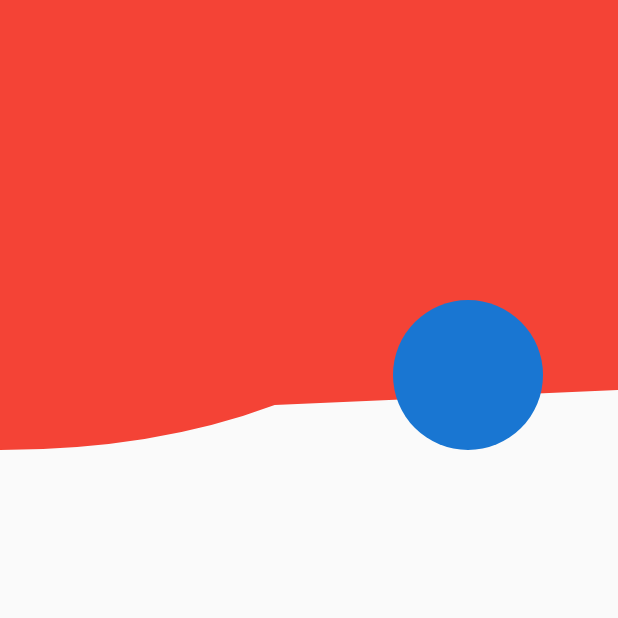
After one commit to alfonsovgs/Food_Flavor, a Flutter app: the DetailPage screen opened directly, on a phone screen of 412 x 824 dp, the top half of it. The commit adds this screen. Run offline on Flutter 3.47's test engine with Material 2 defaults, Android fonts, the phone set to English and light mode, and no system bars.

Commit message:
Add detail page

```diff
--- /dev/null
+++ b/lib/detail_page.dart
@@ -0,0 +1,71 @@
+import 'package:flutter/material.dart';
+
+class DetailPage extends StatelessWidget {
+  @override
+  Widget build(BuildContext context) {
+    return Scaffold(
+      body: Column(
+        crossAxisAlignment: CrossAxisAlignment.start,
+        mainAxisAlignment: MainAxisAlignment.start,
+        children: <Widget>[
+          CustomAppBar(),
+        ],
+      ),
+    );
+  }
+}
+
+class CustomAppBar extends StatelessWidget {
+  @override
+  Widget build(BuildContext context) {
+    return Container(
+      height: 300,
+      child: Stack(
+        children: <Widget>[
+          CustomA(),
+          Padding(
+            padding: EdgeInsets.only(right: 50),
+            child: Align(
+              alignment: Alignment.bottomRight,
+              child: CircleAvatar(maxRadius: 50),
+            ),
+          ),
+        ],
+      ),
+    );
+  }
+}
+
+class CustomA extends StatelessWidget {
+  @override
+  Widget build(BuildContext context) {
+    return ClipPath(
+      child: Container(height: 300, color: Colors.red),
+      clipper: CustomAppBarClipper(),
+    );
+  }
+}
+
+class CustomAppBarClipper extends CustomClipper<Path> {
+  final double offset = 80;
+  @override
+  Path getClip(Size size) {
+    var path = new Path();
+    path.lineTo(0.0, size.height);
+
+    var firstControlPoint = Offset(size.width / 4, size.height);
+    var firstEndPoint = Offset(size.width / 2.25, size.height - 30.0);
+    path.quadraticBezierTo(firstControlPoint.dx, firstControlPoint.dy, firstEndPoint.dx, firstEndPoint.dy);
+
+    path.lineTo(size.width, size.height - 40);
+    path.lineTo(size.width, 0.0);
+    path.close();
+
+    return path;
+  }
+
+  @override
+  bool shouldReclip(CustomClipper<Path> oldClipper) {
+    return false;
+  }
+}
--- a/lib/home_page.dart
+++ b/lib/home_page.dart
@@ -1,6 +1,5 @@
 import 'package:flutter/material.dart';
 import 'package:flutter/widgets.dart';
-
 import 'data/items__category.dart';
 
 class HomePage extends StatelessWidget {
@@ -27,12 +26,10 @@ class HomePage extends StatelessWidget {
                       ],
                     ),
                   ),
-
                   Container(
                     height: 100.0,
                     child: _buildListPopularCard(context),
                   ),
-                  //
                 ],
               ),
             ),
@@ -84,7 +81,7 @@ class HomePage extends StatelessWidget {
     var width = MediaQuery.of(context).size.width;
 
     return Container(
-      height: height * .53,
+      height: height / 2,
       child: Stack(
         children: <Widget>[
           Container(
@@ -130,7 +127,6 @@ class HomePage extends StatelessWidget {
 
   Widget _buildCardText() {
     var baseStyle = TextStyle(color: Colors.white, fontSize: 18, fontWeight: FontWeight.bold);
-
     return Column(
       crossAxisAlignment: CrossAxisAlignment.start,
       mainAxisAlignment: MainAxisAlignment.spaceEvenly,
@@ -196,7 +192,6 @@ class HomePage extends StatelessWidget {
             child: _buildPopularCard(items[position]),
           );
         }
-
         return _buildPopularCard(items[position]);
       },
     );
```
